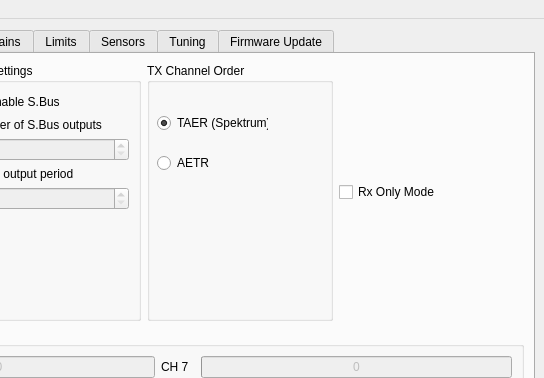
Qt form software/RX12GConfig/mainwindow.ui (bemcgarvey/RX12G) before a commit; both pictures show x 256 to 800 and y 0 to 378 of the 800 by 600 pixel window.
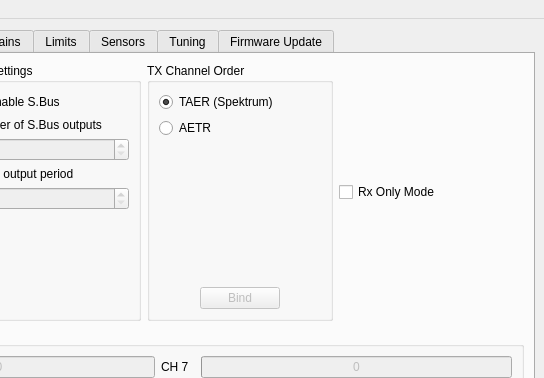
The same form after that commit. Icons and pictures are not drawn. Custom widgets are drawn as their Qt base class.

Commit message: Added bind via usb connection

The edit to the form file:
```diff
--- a/software/RX12GConfig/mainwindow.ui
+++ b/software/RX12GConfig/mainwindow.ui
@@ -199,15 +199,9 @@
             <property name="title">
              <string>TX Channel Order</string>
             </property>
+            <layout class="QVBoxLayout" name="verticalLayout_46">
+             <item>
             <widget class="QRadioButton" name="taerRadioButton">
-             <property name="geometry">
-              <rect>
-               <x>10</x>
-               <y>50</y>
-               <width>111</width>
-               <height>20</height>
-              </rect>
-             </property>
              <property name="sizePolicy">
               <sizepolicy hsizetype="Minimum" vsizetype="Fixed">
                <horstretch>0</horstretch>
@@ -227,19 +221,38 @@
               <bool>true</bool>
              </property>
             </widget>
+             </item>
+             <item>
             <widget class="QRadioButton" name="aetrRadioButton">
-             <property name="geometry">
-              <rect>
-               <x>10</x>
-               <y>90</y>
-               <width>89</width>
-               <height>20</height>
-              </rect>
-             </property>
              <property name="text">
               <string>AETR</string>
              </property>
             </widget>
+             </item>
+             <item>
+              <spacer name="verticalSpacer_21">
+               <property name="orientation">
+                <enum>Qt::Vertical</enum>
+               </property>
+               <property name="sizeHint" stdset="0">
+                <size>
+                 <width>20</width>
+                 <height>40</height>
+                </size>
+               </property>
+              </spacer>
+             </item>
+             <item alignment="Qt::AlignHCenter">
+              <widget class="QPushButton" name="bindPushButton">
+               <property name="enabled">
+                <bool>false</bool>
+               </property>
+               <property name="text">
+                <string>Bind</string>
+               </property>
+              </widget>
+             </item>
+            </layout>
            </widget>
           </item>
           <item>
```
Lines whose indentation alone changed are shown as unchanged. The commit also changes 11 other files.
